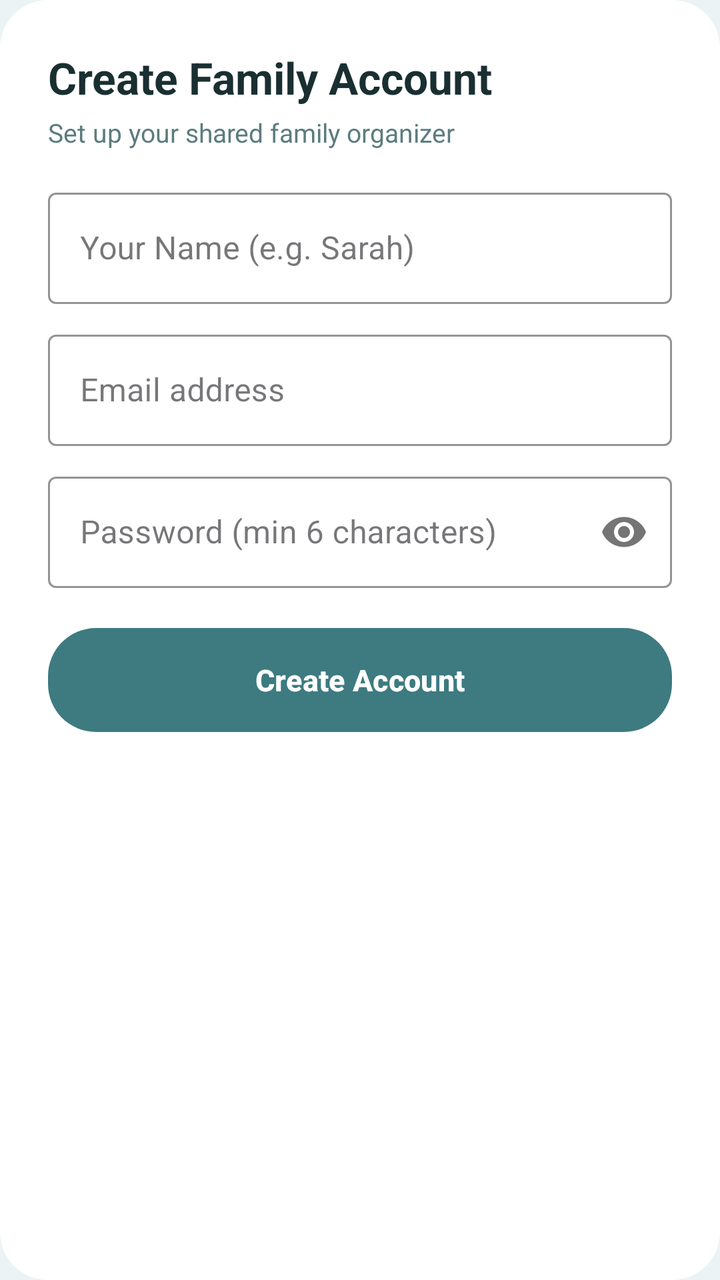
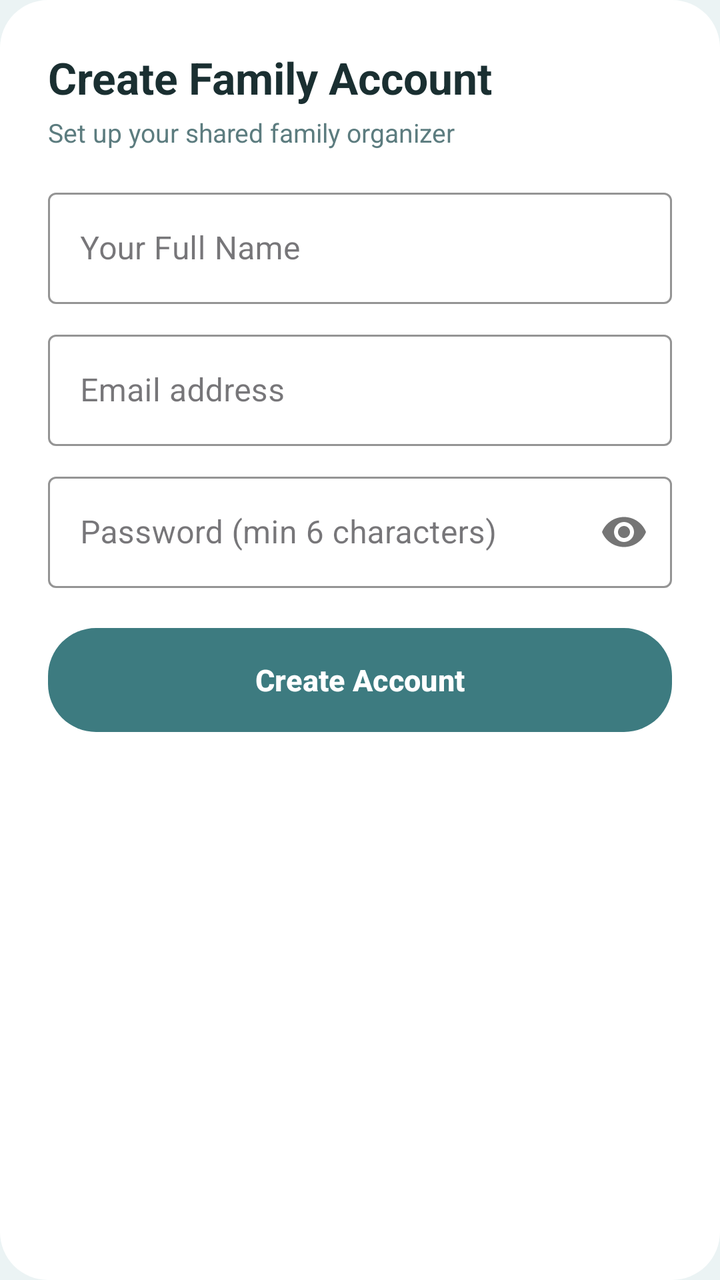

Before-and-after screenshots of an Android layout around one commit, followed by the original layout XML and the change that was made.
<!-- AndroidManifest.xml: application theme Theme.FamilyAIPlanner -->
<!-- res/layout/sheet_signup.xml -->
<?xml version="1.0" encoding="utf-8"?>
<LinearLayout xmlns:android="http://schemas.android.com/apk/res/android"
    xmlns:app="http://schemas.android.com/apk/res-auto"
    android:layout_width="match_parent"
    android:layout_height="wrap_content"
    android:background="@drawable/card_rounded_white"
    android:orientation="vertical"
    android:padding="24dp">

    <TextView
        android:layout_width="wrap_content"
        android:layout_height="wrap_content"
        android:text="Create Family Account"
        android:textColor="@color/textPrimary"
        android:textSize="22sp"
        android:textStyle="bold" />

    <TextView
        android:layout_width="wrap_content"
        android:layout_height="wrap_content"
        android:layout_marginTop="4dp"
        android:text="Set up your shared family organizer"
        android:textColor="@color/textSecondary"
        android:textSize="13sp" />

    
    <com.google.android.material.textfield.TextInputLayout
        android:id="@+id/signupNameLayout"
        android:layout_width="match_parent"
        android:layout_height="wrap_content"
        android:layout_marginTop="16dp"
        app:boxStrokeColor="@color/primaryTeal"
        app:hintTextColor="@color/primaryTeal"
        style="@style/Widget.MaterialComponents.TextInputLayout.OutlinedBox">

        <com.google.android.material.textfield.TextInputEditText
            android:id="@+id/signupNameInput"
            android:layout_width="match_parent"
            android:layout_height="wrap_content"
            android:hint="Your Name (e.g. Sarah)"
            android:inputType="textPersonName"
            android:textColor="@color/textPrimary" />
    </com.google.android.material.textfield.TextInputLayout>

    
    <com.google.android.material.textfield.TextInputLayout
        android:id="@+id/signupEmailLayout"
        android:layout_width="match_parent"
        android:layout_height="wrap_content"
        android:layout_marginTop="10dp"
        app:boxStrokeColor="@color/primaryTeal"
        app:hintTextColor="@color/primaryTeal"
        style="@style/Widget.MaterialComponents.TextInputLayout.OutlinedBox">

        <com.google.android.material.textfield.TextInputEditText
            android:id="@+id/signupEmailInput"
            android:layout_width="match_parent"
            android:layout_height="wrap_content"
            android:hint="Email address"
            android:inputType="textEmailAddress"
            android:textColor="@color/textPrimary" />
    </com.google.android.material.textfield.TextInputLayout>

    
    <com.google.android.material.textfield.TextInputLayout
        android:id="@+id/signupPasswordLayout"
        android:layout_width="match_parent"
        android:layout_height="wrap_content"
        android:layout_marginTop="10dp"
        app:boxStrokeColor="@color/primaryTeal"
        app:hintTextColor="@color/primaryTeal"
        app:passwordToggleEnabled="true"
        style="@style/Widget.MaterialComponents.TextInputLayout.OutlinedBox">

        <com.google.android.material.textfield.TextInputEditText
            android:id="@+id/signupPasswordInput"
            android:layout_width="match_parent"
            android:layout_height="wrap_content"
            android:hint="Password (min 6 characters)"
            android:inputType="textPassword"
            android:textColor="@color/textPrimary" />
    </com.google.android.material.textfield.TextInputLayout>

    
    <Button
        android:id="@+id/btnSubmitSignup"
        android:layout_width="match_parent"
        android:layout_height="52dp"
        android:layout_marginTop="20dp"
        android:background="@drawable/btn_teal_rounded"
        android:text="Create Account"
        android:textColor="@color/textWhite"
        android:textSize="15sp"
        android:textStyle="bold"
        app:backgroundTint="@null" />

    
    <ProgressBar
        android:id="@+id/signupProgressBar"
        android:layout_width="wrap_content"
        android:layout_height="wrap_content"
        android:layout_gravity="center"
        android:layout_marginTop="12dp"
        android:visibility="gone" />

</LinearLayout>
<!-- resources referenced by this layout -->
<resources>
  <color name="primaryTeal">#3D7B80</color>
  <color name="textPrimary">#1A2F31</color>
  <color name="textSecondary">#5C7C7F</color>
  <color name="textWhite">#FFFFFF</color>
  <!-- drawable btn_teal_rounded (drawable) -->
  <?xml version="1.0" encoding="utf-8"?>
  <shape xmlns:android="http://schemas.android.com/apk/res/android"
      android:shape="rectangle">
      <corners android:radius="24dp" />
      <solid android:color="@color/primaryTeal" />
  </shape>
  <!-- drawable card_rounded_white (drawable) -->
  <?xml version="1.0" encoding="utf-8"?>
  <shape xmlns:android="http://schemas.android.com/apk/res/android"
      android:shape="rectangle">
      <corners android:radius="24dp" />
      <solid android:color="@color/surfaceWhite" />
  </shape>
  <style name="Theme.FamilyAIPlanner" parent="Theme.Material3.Light.NoActionBar">
          <item name="colorPrimary">@color/primaryTeal</item>
          <item name="colorPrimaryContainer">@color/tileTealLight</item>
          <item name="colorSecondary">@color/colorSecondary</item>
          <item name="android:statusBarColor">@color/primaryTeal</item>
          <item name="android:navigationBarColor">@color/surfaceWhite</item>
          <item name="android:windowBackground">@color/bgMint</item>
      </style>
  <color name="surfaceWhite">#FFFFFF</color>
  <color name="tileTealLight">#D6E8EA</color>
  <color name="colorSecondary">#4A8B90</color>
  <color name="bgMint">#EBF3F4</color>
</resources>

<!-- the commit's change to res/layout/sheet_signup.xml (unified diff, before → after) -->
@@ -37,7 +37,7 @@
             android:id="@+id/signupNameInput"
             android:layout_width="match_parent"
             android:layout_height="wrap_content"
-            android:hint="Your Name (e.g. Sarah)"
+            android:hint="Your Full Name"
             android:inputType="textPersonName"
             android:textColor="@color/textPrimary" />
     </com.google.android.material.textfield.TextInputLayout>
